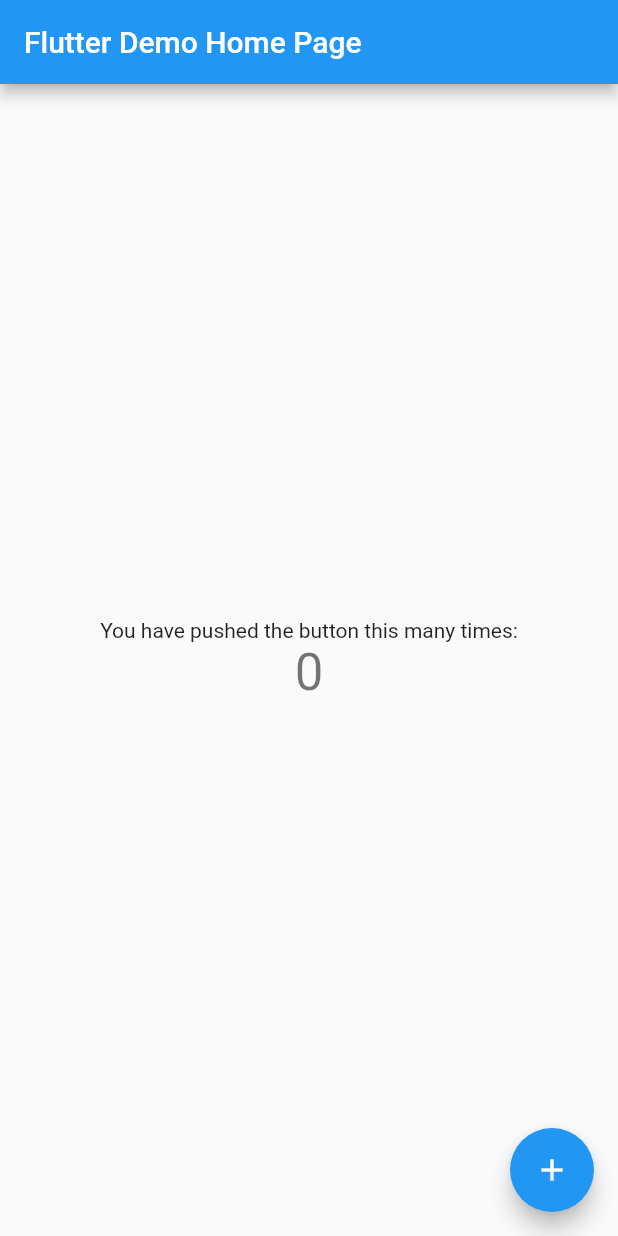
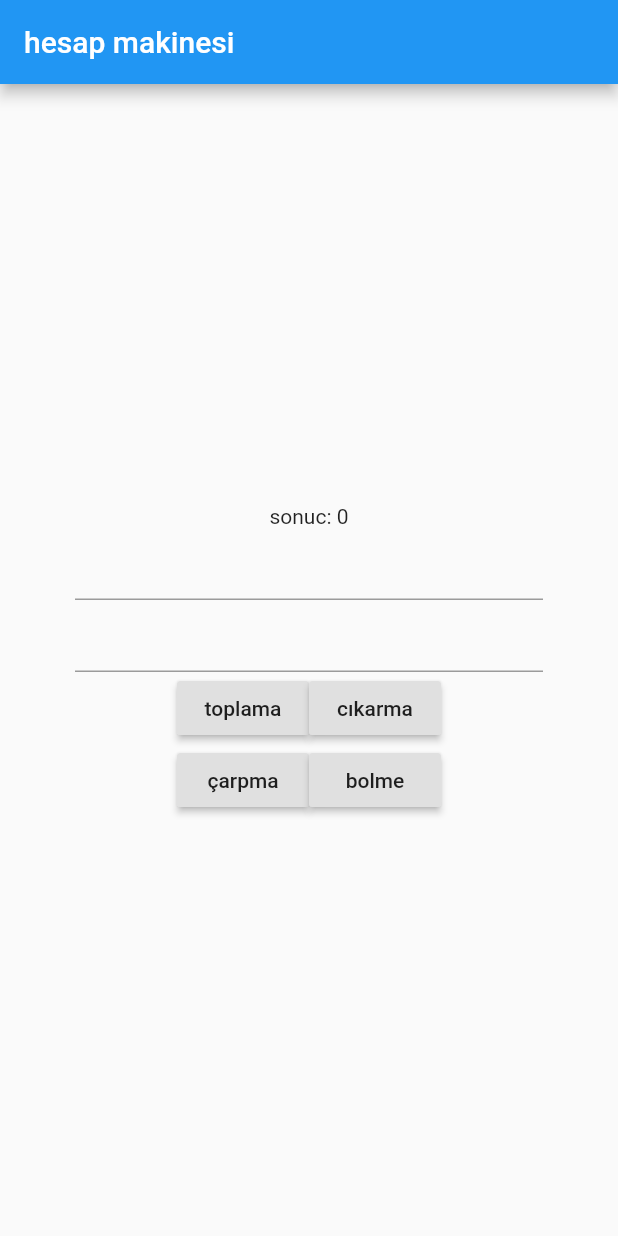
Before and after one commit to theunal/flutterDemos, a Flutter app: the screen it shows after launch, on a phone screen of 412 x 824 dp. Run offline on Flutter 3.47's test engine with Material 2 defaults, Android fonts, the phone set to English and light mode, and no system bars; our stand-ins replace sqflite; accounts and stored records are empty.

Commit message:
calculator

```diff
--- /dev/null
+++ b/demo1/lib/calculator.dart
@@ -0,0 +1,108 @@
+import 'package:flutter/material.dart';
+
+void main() => runApp(Calculator());
+
+class Calculator extends StatelessWidget {
+  @override
+  Widget build(BuildContext context) {
+    return MaterialApp(
+      title: 'hesap makinesi',
+      home: Iskele(),
+    );
+  }
+}
+
+class Iskele extends StatelessWidget {
+  @override
+  Widget build(BuildContext context) {
+    return Scaffold(
+      appBar: AppBar(
+        title: Text(('hesap makinesi')),
+      ),
+      body: AnaEkran(),
+    );
+  }
+}
+
+class AnaEkran extends StatefulWidget {
+  @override
+  State<AnaEkran> createState() => _AnaEkranState();
+}
+
+class _AnaEkranState extends State<AnaEkran> {
+  num sonuc = 0;
+
+  TextEditingController c1 = TextEditingController();
+  TextEditingController c2 = TextEditingController();
+
+  topla() {
+    setState(() {
+      sonuc = int.parse(c1.text) + int.parse(c2.text);
+    });
+  }
+
+  cikar() {
+    setState(() {
+      sonuc = int.parse(c1.text) - int.parse(c2.text);
+    });
+  }
+
+  bolme() {
+    setState(() {
+      sonuc = int.parse(c1.text) / int.parse(c2.text);
+    });
+  }
+
+  carpma() {
+    setState(() {
+      sonuc = int.parse(c1.text) * int.parse(c2.text);
+    });
+  }
+
+  @override
+  Widget build(BuildContext context) {
+    return Container(
+      margin: EdgeInsets.all(50),
+      child: Center(
+        child: Column(
+          mainAxisAlignment: MainAxisAlignment.center,
+          children: [
+            Text('sonuc: $sonuc'),
+            TextField(
+              controller: c1,
+            ),
+            TextField(
+              controller: c2,
+            ),
+            Row(
+              mainAxisAlignment: MainAxisAlignment.center,
+              children: [
+                RaisedButton(
+                  onPressed: topla,
+                  child: Text('toplama'),
+                ),
+                RaisedButton(
+                  onPressed: cikar,
+                  child: Text('cıkarma'),
+                ),
+              ],
+            ),
+            Row(
+              mainAxisAlignment: MainAxisAlignment.center,
+              children: [
+                RaisedButton(
+                  onPressed: carpma,
+                  child: Text('çarpma'),
+                ),
+                RaisedButton(
+                  onPressed: bolme,
+                  child: Text('bolme'),
+                ),
+              ],
+            )
+          ],
+        ),
+      ),
+    );
+  }
+}
--- a/demo1/lib/main.dart
+++ b/demo1/lib/main.dart
@@ -1,115 +1,79 @@
+import 'package:demo1/calculator.dart';
 import 'package:flutter/material.dart';
 
-void main() {
-  runApp(const MyApp());
-}
+void main() => runApp(Calculator());
 
 class MyApp extends StatelessWidget {
-  const MyApp({Key? key}) : super(key: key);
-
-  // This widget is the root of your application.
   @override
   Widget build(BuildContext context) {
     return MaterialApp(
-      title: 'Flutter Demo',
-      theme: ThemeData(
-        // This is the theme of your application.
-        //
-        // Try running your application with "flutter run". You'll see the
-        // application has a blue toolbar. Then, without quitting the app, try
-        // changing the primarySwatch below to Colors.green and then invoke
-        // "hot reload" (press "r" in the console where you ran "flutter run",
-        // or simply save your changes to "hot reload" in a Flutter IDE).
-        // Notice that the counter didn't reset back to zero; the application
-        // is not restarted.
-        primarySwatch: Colors.blue,
-      ),
-      home: const MyHomePage(title: 'Flutter Demo Home Page'),
+      title: 'demo app 1',
+      home: Iskele(),
     );
   }
 }
 
-class MyHomePage extends StatefulWidget {
-  const MyHomePage({Key? key, required this.title}) : super(key: key);
-
-  // This widget is the home page of your application. It is stateful, meaning
-  // that it has a State object (defined below) that contains fields that affect
-  // how it looks.
-
-  // This class is the configuration for the state. It holds the values (in this
-  // case the title) provided by the parent (in this case the App widget) and
-  // used by the build method of the State. Fields in a Widget subclass are
-  // always marked "final".
-
-  final String title;
-
+class Iskele extends StatelessWidget {
   @override
-  State<MyHomePage> createState() => _MyHomePageState();
+  Widget build(BuildContext context) {
+    return Scaffold(
+      appBar: AppBar(
+        title: Text('blog uygulamasi'),
+      ),
+      body: AnaEkran(),
+    );
+  }
 }
 
-class _MyHomePageState extends State<MyHomePage> {
-  int _counter = 0;
+class AnaEkran extends StatefulWidget {
+  @override
+  State<AnaEkran> createState() => _AnaEkranState();
+}
 
-  void _incrementCounter() {
+class _AnaEkranState extends State<AnaEkran> {
+  String blogText = 'deneme blog text';
+
+  martText() {
     setState(() {
-      // This call to setState tells the Flutter framework that something has
-      // changed in this State, which causes it to rerun the build method below
-      // so that the display can reflect the updated values. If we changed
-      // _counter without calling setState(), then the build method would not be
-      // called again, and so nothing would appear to happen.
-      _counter++;
+      blogText = 'mart';
+    });
+  }
+
+  nisanText() {
+    setState(() {
+      blogText = 'nisan';
+    });
+  }
+
+  mayisText() {
+    setState(() {
+      blogText = 'mayıs';
     });
   }
 
   @override
   Widget build(BuildContext context) {
-    // This method is rerun every time setState is called, for instance as done
-    // by the _incrementCounter method above.
-    //
-    // The Flutter framework has been optimized to make rerunning build methods
-    // fast, so that you can just rebuild anything that needs updating rather
-    // than having to individually change instances of widgets.
-    return Scaffold(
-      appBar: AppBar(
-        // Here we take the value from the MyHomePage object that was created by
-        // the App.build method, and use it to set our appbar title.
-        title: Text(widget.title),
-      ),
-      body: Center(
-        // Center is a layout widget. It takes a single child and positions it
-        // in the middle of the parent.
+    return Container(
+      child: Center(
         child: Column(
-          // Column is also a layout widget. It takes a list of children and
-          // arranges them vertically. By default, it sizes itself to fit its
-          // children horizontally, and tries to be as tall as its parent.
-          //
-          // Invoke "debug painting" (press "p" in the console, choose the
-          // "Toggle Debug Paint" action from the Flutter Inspector in Android
-          // Studio, or the "Toggle Debug Paint" command in Visual Studio Code)
-          // to see the wireframe for each widget.
-          //
-          // Column has various properties to control how it sizes itself and
-          // how it positions its children. Here we use mainAxisAlignment to
-          // center the children vertically; the main axis here is the vertical
-          // axis because Columns are vertical (the cross axis would be
-          // horizontal).
           mainAxisAlignment: MainAxisAlignment.center,
-          children: <Widget>[
-            const Text(
-              'You have pushed the button this many times:',
+          children: [
+            Text(blogText),
+            RaisedButton(
+              onPressed: martText,
+              child: Text('mart'),
             ),
-            Text(
-              '$_counter',
-              style: Theme.of(context).textTheme.headline4,
+            RaisedButton(
+              onPressed: nisanText,
+              child: Text('nisan'),
+            ),
+            RaisedButton(
+              onPressed: mayisText,
+              child: Text('mayıs'),
             ),
           ],
         ),
       ),
-      floatingActionButton: FloatingActionButton(
-        onPressed: _incrementCounter,
-        tooltip: 'Increment',
-        child: const Icon(Icons.add),
-      ), // This trailing comma makes auto-formatting nicer for build methods.
     );
   }
 }
```
Also changed, not shown: demo1/analysis_options.yaml (+7 -3 lines), 2 other files.
